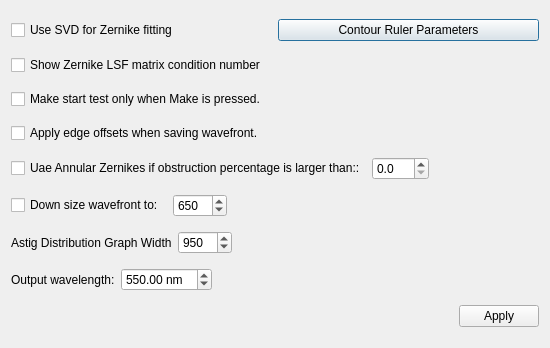
The window that settingsgeneral2.ui (githubdoe/DFTFringe) describes before a commit, drawn with Qt 5.
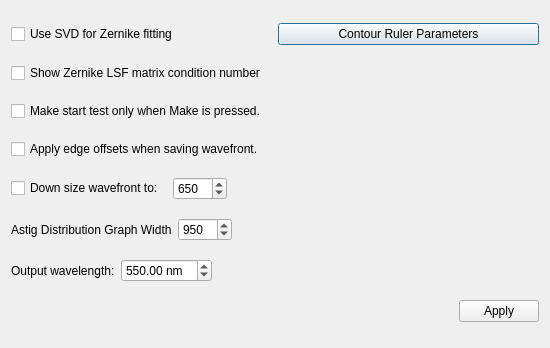
The same window after the commit.

Diff of the .ui file:
```diff
--- a/settingsgeneral2.ui
+++ b/settingsgeneral2.ui
@@ -57,40 +57,6 @@
      </property>
     </widget>
    </item>
-   <item>
-    <layout class="QHBoxLayout" name="horizontalLayout_6">
-     <item>
-      <widget class="QCheckBox" name="useAnnular">
-       <property name="text">
-        <string>Uae Annular Zernikes if obstruction percentage is larger than::</string>
-       </property>
-      </widget>
-     </item>
-     <item>
-      <widget class="QDoubleSpinBox" name="percenObstruction">
-       <property name="decimals">
-        <number>1</number>
-       </property>
-       <property name="singleStep">
-        <double>10.000000000000000</double>
-       </property>
-      </widget>
-     </item>
-     <item>
-      <spacer name="horizontalSpacer_6">
-       <property name="orientation">
-        <enum>Qt::Horizontal</enum>
-       </property>
-       <property name="sizeHint" stdset="0">
-        <size>
-         <width>40</width>
-         <height>20</height>
-        </size>
-       </property>
-      </spacer>
-     </item>
-    </layout>
-   </item>
    <item>
     <layout class="QHBoxLayout" name="horizontalLayout">
      <item>
```
